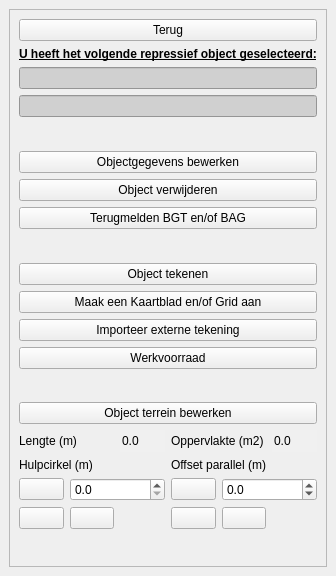
OIV-NL-QGIS/QGIS_project, file plugin/oiv/repressief_object/oiv_repressief_object_widget.ui: the form before one commit.
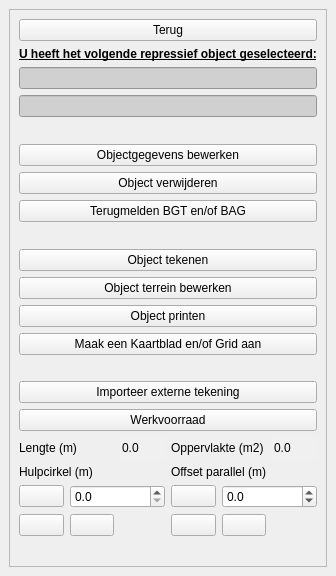
The form after the commit. Icons and pictures are not drawn.

Commit message:
added print to object part of plugin
resolves #187

Diff of the .ui file:
```diff
--- a/plugin/oiv/repressief_object/oiv_repressief_object_widget.ui
+++ b/plugin/oiv/repressief_object/oiv_repressief_object_widget.ui
@@ -160,6 +160,20 @@
             </property>
            </widget>
           </item>
+          <item>
+           <widget class="QPushButton" name="terrein_bewerken">
+            <property name="text">
+             <string>Object terrein bewerken</string>
+            </property>
+           </widget>
+          </item>
+          <item>
+           <widget class="QPushButton" name="object_print">
+            <property name="text">
+             <string>Object printen</string>
+            </property>
+           </widget>
+          </item>
           <item>
            <widget class="QPushButton" name="create_grid">
             <property name="text">
@@ -167,20 +181,6 @@
             </property>
            </widget>
           </item>
-          <item>
-           <widget class="QPushButton" name="import_drawing">
-            <property name="text">
-             <string>Importeer externe tekening</string>
-            </property>
-           </widget>
-          </item>
-          <item>
-           <widget class="QPushButton" name="btn_werkvoorraad">
-            <property name="text">
-             <string>Werkvoorraad</string>
-            </property>
-           </widget>
-          </item>
           <item>
            <spacer name="verticalSpacer_3">
             <property name="orientation">
@@ -195,9 +195,16 @@
            </spacer>
           </item>
           <item>
-           <widget class="QPushButton" name="terrein_bewerken">
+           <widget class="QPushButton" name="import_drawing">
             <property name="text">
-             <string>Object terrein bewerken</string>
+             <string>Importeer externe tekening</string>
+            </property>
+           </widget>
+          </item>
+          <item>
+           <widget class="QPushButton" name="btn_werkvoorraad">
+            <property name="text">
+             <string>Werkvoorraad</string>
             </property>
            </widget>
           </item>
```
The commit also changes 7 other files.
